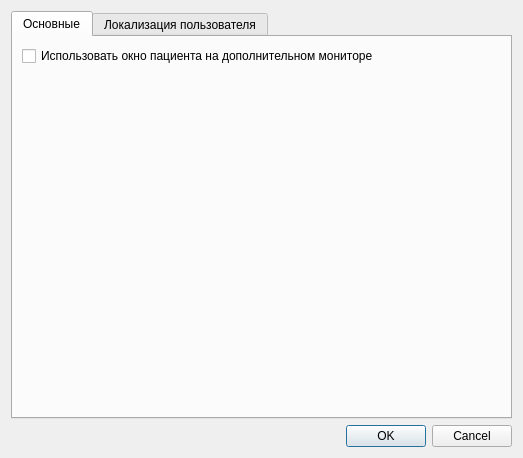
This is aanalysersettings.ui in grigp/a-analyser as Qt 5 draws it before an edit. The edited form follows.
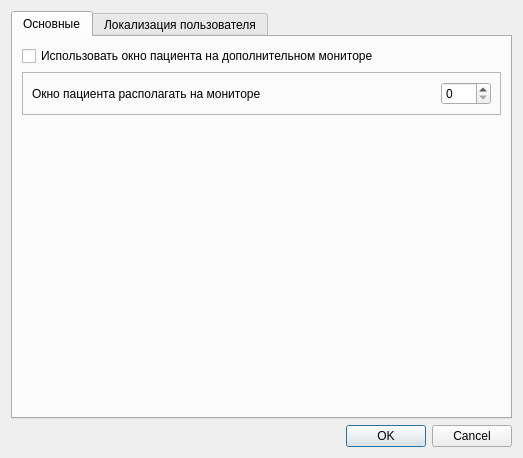
This is the edited form. The open tabs and pages were chosen to show the change. Icons and pictures are not drawn.

Commit message: Управление положением окна пациента на нужном мониторе. Начало.

```diff
--- a/aanalysersettings.ui
+++ b/aanalysersettings.ui
@@ -31,6 +31,41 @@
          </property>
         </widget>
        </item>
+       <item>
+        <widget class="QFrame" name="frame">
+         <property name="frameShape">
+          <enum>QFrame::StyledPanel</enum>
+         </property>
+         <property name="frameShadow">
+          <enum>QFrame::Raised</enum>
+         </property>
+         <layout class="QHBoxLayout" name="horizontalLayout_2">
+          <item>
+           <widget class="QLabel" name="lblPatientWindowNumber">
+            <property name="text">
+             <string>Окно пациента располагать на мониторе</string>
+            </property>
+           </widget>
+          </item>
+          <item>
+           <widget class="QSpinBox" name="edPatientWindowNumber">
+            <property name="sizePolicy">
+             <sizepolicy hsizetype="Fixed" vsizetype="Fixed">
+              <horstretch>0</horstretch>
+              <verstretch>0</verstretch>
+             </sizepolicy>
+            </property>
+            <property name="minimumSize">
+             <size>
+              <width>50</width>
+              <height>0</height>
+             </size>
+            </property>
+           </widget>
+          </item>
+         </layout>
+        </widget>
+       </item>
        <item>
         <spacer name="verticalSpacer">
          <property name="orientation">
```
Left out of the diff: 2 changed lines with no effect on the pictures. The commit also changes 8 other files.
